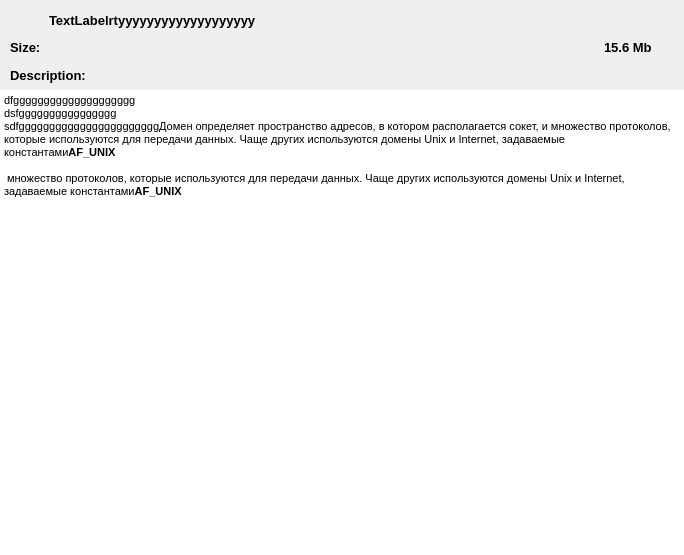
Above: GUI/foundedfileform.ui from KuzloPavlo/Networker before the change. Below: the same form after it.
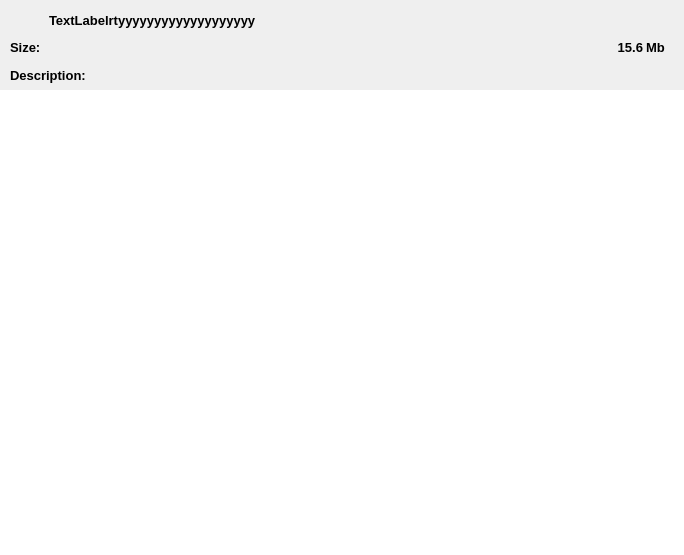
That is the form after the change. Icons and pictures are not drawn.

Commit message: Added Class Semaphore, and Struct Synchronization.h.

Patch:
```diff
--- a/GUI/foundedfileform.ui
+++ b/GUI/foundedfileform.ui
@@ -69,39 +69,6 @@
        </property>
       </widget>
      </item>
-     <item row="2" column="2" colspan="4">
-      <widget class="QLabel" name="SizeLabel">
-       <property name="font">
-        <font>
-         <pointsize>10</pointsize>
-         <weight>75</weight>
-         <bold>true</bold>
-        </font>
-       </property>
-       <property name="text">
-        <string>Size:</string>
-       </property>
-       <property name="alignment">
-        <set>Qt::AlignLeading|Qt::AlignLeft|Qt::AlignVCenter</set>
-       </property>
-      </widget>
-     </item>
-     <item row="0" column="4">
-      <spacer name="horizontalSpacer_3">
-       <property name="orientation">
-        <enum>Qt::Horizontal</enum>
-       </property>
-       <property name="sizeType">
-        <enum>QSizePolicy::Fixed</enum>
-       </property>
-       <property name="sizeHint" stdset="0">
-        <size>
-         <width>3</width>
-         <height>20</height>
-        </size>
-       </property>
-      </spacer>
-     </item>
      <item row="0" column="2">
       <widget class="QPushButton" name="SelectButton">
        <property name="minimumSize">
@@ -147,8 +114,8 @@
        </property>
       </spacer>
      </item>
-     <item row="2" column="6">
-      <widget class="QLabel" name="Size">
+     <item row="2" column="2" colspan="4">
+      <widget class="QLabel" name="SizeLabel">
        <property name="font">
         <font>
          <pointsize>10</pointsize>
@@ -157,12 +124,15 @@
         </font>
        </property>
        <property name="text">
-        <string>15.6 Mb</string>
+        <string>Size:</string>
+       </property>
+       <property name="alignment">
+        <set>Qt::AlignLeading|Qt::AlignLeft|Qt::AlignVCenter</set>
        </property>
       </widget>
      </item>
-     <item row="3" column="6">
-      <spacer name="horizontalSpacer_4">
+     <item row="0" column="4">
+      <spacer name="horizontalSpacer_3">
        <property name="orientation">
         <enum>Qt::Horizontal</enum>
        </property>
@@ -171,8 +141,8 @@
        </property>
        <property name="sizeHint" stdset="0">
         <size>
-         <width>80</width>
-         <height>5</height>
+         <width>3</width>
+         <height>20</height>
         </size>
        </property>
       </spacer>
@@ -203,14 +173,26 @@
 &lt;html&gt;&lt;head&gt;&lt;meta name=&quot;qrichtext&quot; content=&quot;1&quot; /&gt;&lt;style type=&quot;text/css&quot;&gt;
 p, li { white-space: pre-wrap; }
 &lt;/style&gt;&lt;/head&gt;&lt;body style=&quot; font-family:'MS Shell Dlg 2'; font-size:8.25pt; font-weight:400; font-style:normal;&quot;&gt;
-&lt;p style=&quot; margin-top:0px; margin-bottom:0px; margin-left:0px; margin-right:0px; -qt-block-indent:0; text-indent:0px;&quot;&gt;&lt;span style=&quot; font-size:8pt;&quot;&gt;dfgggggggggggggggggggg&lt;/span&gt;&lt;/p&gt;
-&lt;p style=&quot; margin-top:0px; margin-bottom:0px; margin-left:0px; margin-right:0px; -qt-block-indent:0; text-indent:0px;&quot;&gt;&lt;span style=&quot; font-size:8pt;&quot;&gt;dsfgggggggggggggggg&lt;/span&gt;&lt;/p&gt;
-&lt;p style=&quot; margin-top:0px; margin-bottom:0px; margin-left:0px; margin-right:0px; -qt-block-indent:0; text-indent:0px;&quot;&gt;&lt;span style=&quot; font-size:8pt;&quot;&gt;sdfggggggggggggggggggggggg&lt;/span&gt;&lt;span style=&quot; font-family:'Verdana,Geneva,sans-serif'; font-size:8pt; color:#000000;&quot;&gt;Домен определяет пространство адресов, в котором располагается сокет, и множество протоколов, которые используются для передачи данных. Чаще других используются домены Unix и Internet, задаваемые константами&lt;/span&gt;&lt;span style=&quot; font-family:'Verdana,Geneva,sans-serif'; font-size:8pt; font-weight:600; color:#000000;&quot;&gt;AF_UNIX&lt;/span&gt;&lt;/p&gt;
-&lt;p style=&quot;-qt-paragraph-type:empty; margin-top:0px; margin-bottom:0px; margin-left:0px; margin-right:0px; -qt-block-indent:0; text-indent:0px; font-family:'Verdana,Geneva,sans-serif'; font-size:8pt; font-weight:600; color:#000000;&quot;&gt;&lt;br /&gt;&lt;/p&gt;
-&lt;p style=&quot; margin-top:0px; margin-bottom:0px; margin-left:0px; margin-right:0px; -qt-block-indent:0; text-indent:0px;&quot;&gt;&lt;span style=&quot; font-family:'Verdana,Geneva,sans-serif'; font-size:8pt; color:#000000;&quot;&gt; множество протоколов, которые используются для передачи данных. Чаще других используются домены Unix и Internet, задаваемые константами&lt;/span&gt;&lt;span style=&quot; font-family:'Verdana,Geneva,sans-serif'; font-size:8pt; font-weight:600; color:#000000;&quot;&gt;AF_UNIX&lt;/span&gt;&lt;/p&gt;&lt;/body&gt;&lt;/html&gt;</string>
+&lt;p style=&quot;-qt-paragraph-type:empty; margin-top:0px; margin-bottom:0px; margin-left:0px; margin-right:0px; -qt-block-indent:0; text-indent:0px;&quot;&gt;&lt;br /&gt;&lt;/p&gt;&lt;/body&gt;&lt;/html&gt;</string>
        </property>
       </widget>
      </item>
+     <item row="3" column="6">
+      <spacer name="horizontalSpacer_4">
+       <property name="orientation">
+        <enum>Qt::Horizontal</enum>
+       </property>
+       <property name="sizeType">
+        <enum>QSizePolicy::Fixed</enum>
+       </property>
+       <property name="sizeHint" stdset="0">
+        <size>
+         <width>80</width>
+         <height>5</height>
+        </size>
+       </property>
+      </spacer>
+     </item>
      <item row="4" column="2" colspan="4">
       <widget class="QLabel" name="DescriptionLabel">
        <property name="minimumSize">
@@ -292,6 +274,63 @@
        </property>
       </widget>
      </item>
+     <item row="2" column="6">
+      <layout class="QHBoxLayout" name="horizontalLayout">
+       <property name="spacing">
+        <number>0</number>
+       </property>
+       <item>
+        <widget class="QLabel" name="Size">
+         <property name="font">
+          <font>
+           <pointsize>10</pointsize>
+           <weight>75</weight>
+           <bold>true</bold>
+          </font>
+         </property>
+         <property name="layoutDirection">
+          <enum>Qt::LeftToRight</enum>
+         </property>
+         <property name="text">
+          <string>15.6</string>
+         </property>
+         <property name="alignment">
+          <set>Qt::AlignRight|Qt::AlignTrailing|Qt::AlignVCenter</set>
+         </property>
+        </widget>
+       </item>
+       <item>
+        <spacer name="horizontalSpacer_5">
+         <property name="orientation">
+          <enum>Qt::Horizontal</enum>
+         </property>
+         <property name="sizeType">
+          <enum>QSizePolicy::Fixed</enum>
+         </property>
+         <property name="sizeHint" stdset="0">
+          <size>
+           <width>3</width>
+           <height>0</height>
+          </size>
+         </property>
+        </spacer>
+       </item>
+       <item>
+        <widget class="QLabel" name="SizeType">
+         <property name="font">
+          <font>
+           <pointsize>10</pointsize>
+           <weight>75</weight>
+           <bold>true</bold>
+          </font>
+         </property>
+         <property name="text">
+          <string>Mb</string>
+         </property>
+        </widget>
+       </item>
+      </layout>
+     </item>
     </layout>
    </item>
   </layout>
```
The commit also changes 26 other files.
